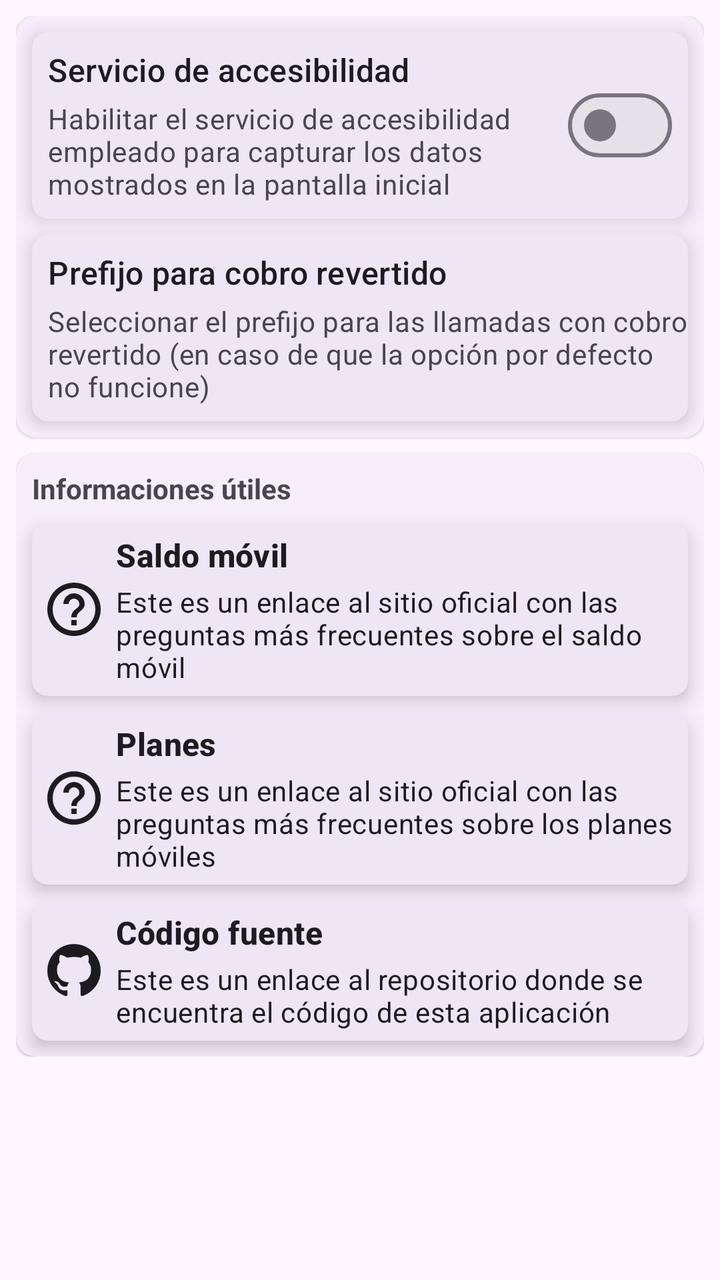
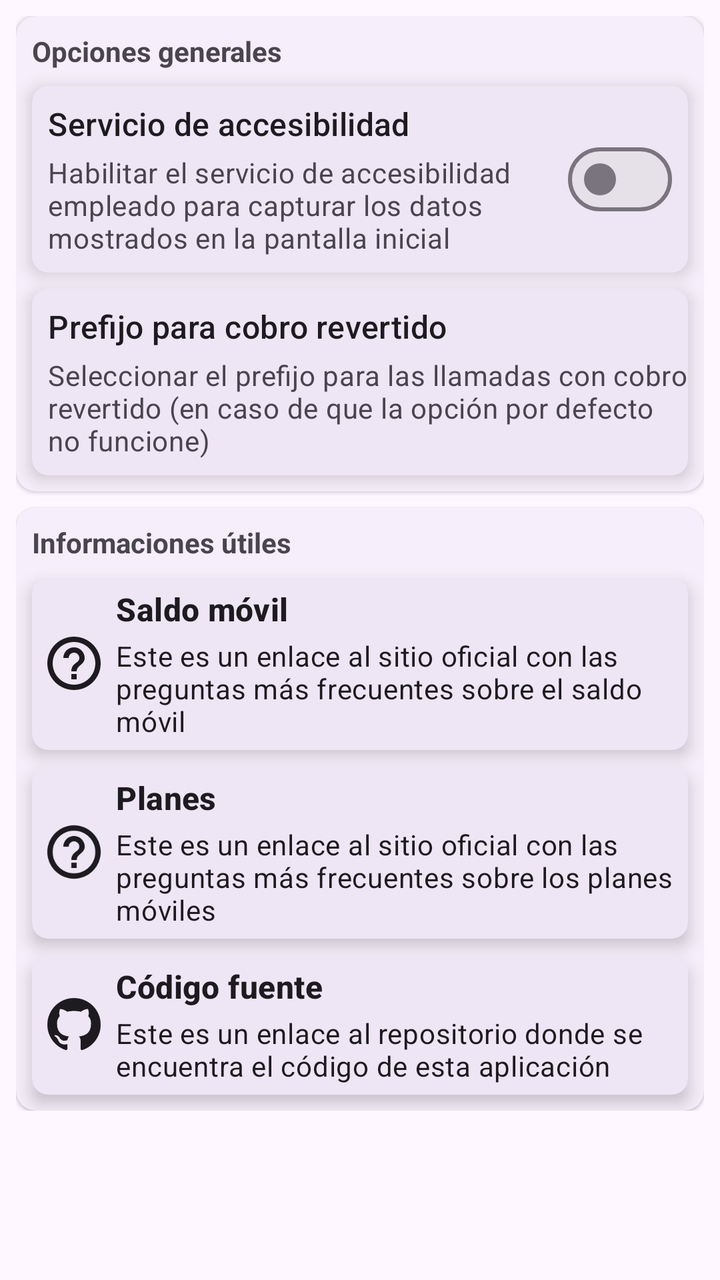

Screens rendered from an Android XML layout before and after an edit, with the pre-edit source and the edit as a unified diff.
<!-- AndroidManifest.xml: application theme Theme.STK -->
<!-- res/layout/settings_fragment.xml -->
<?xml version="1.0" encoding="utf-8"?>
<layout
    xmlns:android="http://schemas.android.com/apk/res/android"
    xmlns:app="http://schemas.android.com/apk/res-auto">

    <data>

        <variable
            name="linkOpener"
            type="cu.lt.joe.stk.fragments.SettingsFragment" />
    </data>

    <androidx.core.widget.NestedScrollView
        android:id="@+id/info_fragment_scrollview"
        android:layout_width="match_parent"
        android:layout_height="match_parent">

        <LinearLayout
            android:layout_width="match_parent"
            android:layout_height="match_parent"
            android:orientation="vertical"
            android:padding="8dp">

            <com.google.android.material.card.MaterialCardView
                android:layout_width="match_parent"
                android:layout_height="wrap_content"
                android:layout_marginBottom="4dp"
                app:cardCornerRadius="10dp"
                app:cardElevation="1dp"
                app:strokeWidth="0dp">

                <LinearLayout
                    android:layout_width="match_parent"
                    android:layout_height="wrap_content"
                    android:orientation="vertical">

                    <com.google.android.material.card.MaterialCardView
                        android:id="@+id/accessibility_service_switch_card"
                        android:layout_width="match_parent"
                        android:layout_height="wrap_content"
                        android:layout_marginStart="8dp"
                        android:layout_marginTop="8dp"
                        android:layout_marginEnd="8dp"
                        android:layout_marginBottom="4dp"
                        android:clickable="true"
                        android:focusable="true"
                        app:cardCornerRadius="8dp"
                        app:cardElevation="5dp"
                        app:contentPadding="8dp"
                        app:strokeWidth="0dp">

                        <RelativeLayout
                            android:layout_width="match_parent"
                            android:layout_height="wrap_content">

                            <com.google.android.material.materialswitch.MaterialSwitch
                                android:id="@+id/accessibility_service_switch"
                                android:layout_width="wrap_content"
                                android:layout_height="wrap_content"
                                android:layout_alignParentEnd="true"
                                android:layout_centerVertical="true"
                                android:clickable="false"
                                android:focusable="false" />

                            <TextView
                                android:id="@+id/accessibility_service_toggle_card_header"
                                android:layout_width="wrap_content"
                                android:layout_height="wrap_content"
                                android:layout_alignParentStart="true"
                                android:layout_toStartOf="@id/accessibility_service_switch"
                                android:singleLine="true"
                                android:text="Servicio de accesibilidad"
                                android:textAppearance="@style/TextAppearance.Material3.TitleMedium" />

                            <TextView
                                android:id="@+id/accessibility_service_toggle_card_description"
                                android:layout_width="wrap_content"
                                android:layout_height="wrap_content"
                                android:layout_below="@id/accessibility_service_toggle_card_header"
                                android:layout_alignParentStart="true"
                                android:layout_marginTop="4dp"
                                android:layout_toStartOf="@id/accessibility_service_switch"
                                android:text="Habilitar el servicio de accesibilidad empleado para capturar los datos mostrados en la pantalla inicial"
                                android:textAppearance="@style/TextAppearance.Material3.BodyMedium"
                                android:textColor="?android:attr/textColorSecondary" />
                        </RelativeLayout>
                    </com.google.android.material.card.MaterialCardView>

                    <com.google.android.material.card.MaterialCardView
                        android:id="@+id/reverted_call_prefix_selector_card"
                        android:layout_width="match_parent"
                        android:layout_height="wrap_content"
                        android:layout_marginStart="8dp"
                        android:layout_marginTop="4dp"
                        android:layout_marginEnd="8dp"
                        android:layout_marginBottom="8dp"
                        app:cardCornerRadius="8dp"
                        app:cardElevation="5dp"
                        app:contentPaddingBottom="8dp"
                        app:contentPaddingLeft="8dp"
                        app:contentPaddingTop="8dp"
                        app:strokeWidth="0dp">

                        <RelativeLayout
                            android:layout_width="match_parent"
                            android:layout_height="wrap_content">

                            <Spinner
                                android:id="@+id/reverted_call_prefix_selector_spinner"
                                android:layout_width="wrap_content"
                                android:layout_height="wrap_content"
                                android:layout_alignParentEnd="true"
                                android:layout_centerVertical="true"
                                android:background="@null"
                                android:dropDownWidth="wrap_content"
                                android:padding="0dp" />

                            <TextView
                                android:id="@+id/reverted_call_prefix_selector_card_header"
                                android:layout_width="wrap_content"
                                android:layout_height="wrap_content"
                                android:layout_alignParentStart="true"
                                android:layout_toStartOf="@id/reverted_call_prefix_selector_spinner"
                                android:singleLine="true"
                                android:text="Prefijo para cobro revertido"
                                android:textAppearance="@style/TextAppearance.Material3.TitleMedium" />

                            <TextView
                                android:id="@+id/reverted_call_prefix_selector_card_description"
                                android:layout_width="wrap_content"
                                android:layout_height="wrap_content"
                                android:layout_below="@id/reverted_call_prefix_selector_card_header"
                                android:layout_alignParentStart="true"
                                android:layout_marginTop="4dp"
                                android:layout_toStartOf="@id/reverted_call_prefix_selector_spinner"
                                android:text="Seleccionar el prefijo para las llamadas con cobro revertido (en caso de que la opción por defecto no funcione)"
                                android:textAppearance="@style/TextAppearance.Material3.BodyMedium"
                                android:textColor="?android:attr/textColorSecondary" />
                        </RelativeLayout>
                    </com.google.android.material.card.MaterialCardView>
                </LinearLayout>
            </com.google.android.material.card.MaterialCardView>

            <com.google.android.material.card.MaterialCardView
                android:layout_width="match_parent"
                android:layout_height="wrap_content"
                android:layout_marginTop="4dp"
                app:cardCornerRadius="10dp"
                app:cardElevation="1dp"
                app:strokeWidth="0dp">

                <LinearLayout
                    android:layout_width="match_parent"
                    android:layout_height="wrap_content"
                    android:orientation="vertical">

                    <TextView
                        android:layout_width="match_parent"
                        android:layout_height="wrap_content"
                        android:layout_marginStart="8dp"
                        android:layout_marginTop="8dp"
                        android:layout_marginEnd="8dp"
                        android:text="Informaciones útiles"
                        android:textAppearance="?android:attr/textAppearanceSmall"
                        android:textStyle="bold" />

                    <com.google.android.material.card.MaterialCardView
                        android:layout_width="match_parent"
                        android:layout_height="wrap_content"
                        android:layout_marginStart="8dp"
                        android:layout_marginTop="8dp"
                        android:layout_marginEnd="8dp"
                        android:layout_marginBottom="4dp"
                        android:clickable="true"
                        android:focusable="true"
                        android:onClick='@{_ -> linkOpener.openExternalLink("https://etecsa.cu/es/preguntas-frecuentes?faq=374")}'
                        app:cardCornerRadius="8dp"
                        app:cardElevation="5dp"
                        app:contentPadding="5dp"
                        app:strokeWidth="0dp">

                        <RelativeLayout
                            android:layout_width="match_parent"
                            android:layout_height="wrap_content">

                            <ImageView
                                android:id="@+id/balance_recharge_faq_iv"
                                android:layout_width="32dp"
                                android:layout_height="32dp"
                                android:layout_centerVertical="true"
                                android:layout_gravity="center"
                                android:layout_marginEnd="5dp"
                                android:scaleType="centerCrop"
                                app:srcCompat="@drawable/ic_help" />

                            <TextView
                                android:id="@+id/balance_recharge_faq_header"
                                android:layout_width="wrap_content"
                                android:layout_height="wrap_content"
                                android:layout_marginBottom="3dp"
                                android:layout_toEndOf="@id/balance_recharge_faq_iv"
                                android:singleLine="true"
                                android:text="Saldo móvil"
                                android:textAppearance="@style/TextAppearance.Material3.TitleMedium"
                                android:textStyle="bold" />

                            <TextView
                                android:layout_width="match_parent"
                                android:layout_height="wrap_content"
                                android:layout_below="@id/balance_recharge_faq_header"
                                android:layout_toEndOf="@id/balance_recharge_faq_iv"
                                android:text="Este es un enlace al sitio oficial con las preguntas más frecuentes sobre el saldo móvil"
                                android:textAppearance="@style/TextAppearance.Material3.BodyMedium" />
                        </RelativeLayout>
                    </com.google.android.material.card.MaterialCardView>

                    <com.google.android.material.card.MaterialCardView
                        android:layout_width="match_parent"
                        android:layout_height="wrap_content"
                        android:layout_marginStart="8dp"
                        android:layout_marginTop="4dp"
                        android:layout_marginEnd="8dp"
                        android:layout_marginBottom="4dp"
                        android:clickable="true"
                        android:focusable="true"
                        android:onClick='@{_ -> linkOpener.openExternalLink("https://etecsa.cu/es/preguntas-frecuentes?faq=4781")}'
                        app:cardCornerRadius="8dp"
                        app:cardElevation="5dp"
                        app:contentPadding="5dp"
                        app:strokeWidth="0dp">

                        <RelativeLayout
                            android:layout_width="match_parent"
                            android:layout_height="wrap_content">

                            <ImageView
                                android:id="@+id/mobile_plans_faq_iv"
                                android:layout_width="32dp"
                                android:layout_height="32dp"
                                android:layout_centerVertical="true"
                                android:layout_gravity="center"
                                android:layout_marginEnd="5dp"
                                android:scaleType="centerCrop"
                                app:srcCompat="@drawable/ic_help" />

                            <TextView
                                android:id="@+id/mobile_plans_faq_header"
                                android:layout_width="wrap_content"
                                android:layout_height="wrap_content"
                                android:layout_marginBottom="3dp"
                                android:layout_toEndOf="@id/mobile_plans_faq_iv"
                                android:singleLine="true"
                                android:text="Planes"
                                android:textAppearance="@style/TextAppearance.Material3.TitleMedium"
                                android:textStyle="bold" />

                            <TextView
                                android:layout_width="match_parent"
                                android:layout_height="wrap_content"
                                android:layout_below="@id/mobile_plans_faq_header"
                                android:layout_toEndOf="@id/mobile_plans_faq_iv"
                                android:text="Este es un enlace al sitio oficial con las preguntas más frecuentes sobre los planes móviles"
                                android:textAppearance="@style/TextAppearance.Material3.BodyMedium" />
                        </RelativeLayout>
                    </com.google.android.material.card.MaterialCardView>

                    <com.google.android.material.card.MaterialCardView
                        android:layout_width="match_parent"
                        android:layout_height="wrap_content"
                        android:layout_marginStart="8dp"
                        android:layout_marginTop="4dp"
                        android:layout_marginEnd="8dp"
                        android:layout_marginBottom="8dp"
                        android:clickable="true"
                        android:focusable="true"
                        android:onClick='@{_ -> linkOpener.openExternalLink("https://github.com/jr20xx/STK")}'
                        app:cardCornerRadius="8dp"
                        app:cardElevation="5dp"
                        app:contentPadding="5dp"
                        app:strokeWidth="0dp">

                        <RelativeLayout
                            android:layout_width="match_parent"
                            android:layout_height="wrap_content">

                            <ImageView
                                android:id="@+id/source_code_iv"
                                android:layout_width="32dp"
                                android:layout_height="32dp"
                                android:layout_centerVertical="true"
                                android:layout_gravity="center"
                                android:layout_marginEnd="5dp"
                                android:scaleType="centerCrop"
                                app:srcCompat="@drawable/ic_github" />

                            <TextView
                                android:id="@+id/source_code_header"
                                android:layout_width="wrap_content"
                                android:layout_height="wrap_content"
                                android:layout_marginBottom="3dp"
                                android:layout_toEndOf="@id/source_code_iv"
                                android:singleLine="true"
                                android:text="Código fuente"
                                android:textAppearance="@style/TextAppearance.Material3.TitleMedium"
                                android:textStyle="bold" />

                            <TextView
                                android:layout_width="match_parent"
                                android:layout_height="wrap_content"
                                android:layout_below="@id/source_code_header"
                                android:layout_toEndOf="@id/source_code_iv"
                                android:text="Este es un enlace al repositorio donde se encuentra el código de esta aplicación"
                                android:textAppearance="@style/TextAppearance.Material3.BodyMedium" />
                        </RelativeLayout>
                    </com.google.android.material.card.MaterialCardView>
                </LinearLayout>
            </com.google.android.material.card.MaterialCardView>
        </LinearLayout>
    </androidx.core.widget.NestedScrollView>
</layout>
<!-- resources referenced by this layout -->
<resources>
  <!-- drawable ic_github (drawable) -->
  <vector
      xmlns:android="http://schemas.android.com/apk/res/android"
      android:width="24dp"
      android:height="24dp"
      android:viewportWidth="24"
      android:viewportHeight="24">
      <path
          android:fillColor="?colorOnSurface"
          android:pathData="M12,2A10,10 0,0 0,2 12C2,16.42 4.87,20.17 8.84,21.5C9.34,21.58 9.5,21.27 9.5,21C9.5,20.77 9.5,20.14 9.5,19.31C6.73,19.91 6.14,17.97 6.14,17.97C5.68,16.81 5.03,16.5 5.03,16.5C4.12,15.88 5.1,15.9 5.1,15.9C6.1,15.97 6.63,16.93 6.63,16.93C7.5,18.45 8.97,18 9.54,17.76C9.63,17.11 9.89,16.67 10.17,16.42C7.95,16.17 5.62,15.31 5.62,11.5C5.62,10.39 6,9.5 6.65,8.79C6.55,8.54 6.2,7.5 6.75,6.15C6.75,6.15 7.59,5.88 9.5,7.17C10.29,6.95 11.15,6.84 12,6.84C12.85,6.84 13.71,6.95 14.5,7.17C16.41,5.88 17.25,6.15 17.25,6.15C17.8,7.5 17.45,8.54 17.35,8.79C18,9.5 18.38,10.39 18.38,11.5C18.38,15.32 16.04,16.16 13.81,16.41C14.17,16.72 14.5,17.33 14.5,18.26C14.5,19.6 14.5,20.68 14.5,21C14.5,21.27 14.66,21.59 15.17,21.5C19.14,20.16 22,16.42 22,12A10,10 0,0 0,12 2Z" />
  </vector>
  <!-- drawable ic_help (drawable) -->
  <vector
      xmlns:android="http://schemas.android.com/apk/res/android"
      android:width="24dp"
      android:height="24dp"
      android:viewportWidth="24"
      android:viewportHeight="24">
      <path
          android:fillColor="?colorOnSurface"
          android:pathData="M11,18h2v-2h-2v2zM12,2C6.48,2 2,6.48 2,12s4.48,10 10,10 10,-4.48 10,-10S17.52,2 12,2zM12,20c-4.41,0 -8,-3.59 -8,-8s3.59,-8 8,-8 8,3.59 8,8 -3.59,8 -8,8zM12,6c-2.21,0 -4,1.79 -4,4h2c0,-1.1 0.9,-2 2,-2s2,0.9 2,2c0,2 -3,1.75 -3,5h2c0,-2.25 3,-2.5 3,-5 0,-2.21 -1.79,-4 -4,-4z" />
  </vector>
  <style name="Theme.STK" parent="Theme.Material3.DayNight.NoActionBar">
          <item name="android:windowDisablePreview">true</item>
          <item name="android:statusBarColor">?android:colorBackground</item>
          <item name="android:windowLightStatusBar" tools:targetApi="23">true</item>
      </style>
</resources>

<!-- the commit's change to res/layout/settings_fragment.xml (unified diff, before → after) -->
@@ -34,6 +34,16 @@
                     android:layout_height="wrap_content"
                     android:orientation="vertical">
 
+                    <TextView
+                        android:layout_width="match_parent"
+                        android:layout_height="wrap_content"
+                        android:layout_marginStart="8dp"
+                        android:layout_marginTop="8dp"
+                        android:layout_marginEnd="8dp"
+                        android:text="Opciones generales"
+                        android:textAppearance="?android:attr/textAppearanceSmall"
+                        android:textStyle="bold" />
+
                     <com.google.android.material.card.MaterialCardView
                         android:id="@+id/accessibility_service_switch_card"
                         android:layout_width="match_parent"
